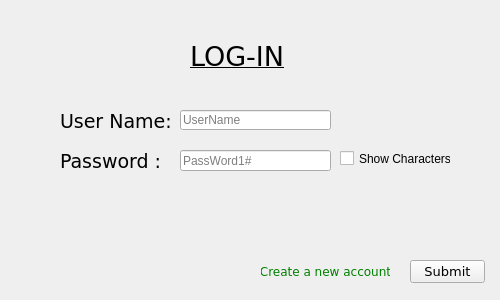
Qt form Project/ShoppingCartV11/loginchild.ui (Bhitt/Hitt_Branden_CIS17B_48037) before a commit.
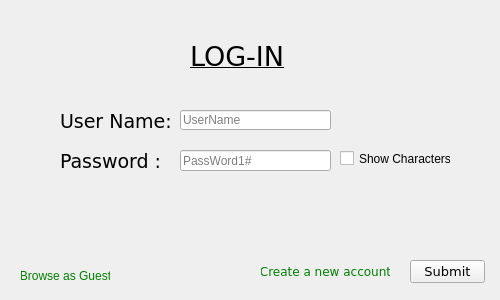
The same form after that commit. Icons and pictures are not drawn. Custom widgets are drawn as their Qt base class.

Commit message: Added a guest login

Diff of the .ui file:
```diff
--- a/Project/ShoppingCartV11/loginchild.ui
+++ b/Project/ShoppingCartV11/loginchild.ui
@@ -192,6 +192,25 @@
     <string/>
    </property>
   </widget>
+  <widget class="QPushButton" name="guest">
+   <property name="geometry">
+    <rect>
+     <x>20</x>
+     <y>260</y>
+     <width>91</width>
+     <height>31</height>
+    </rect>
+   </property>
+   <property name="styleSheet">
+    <string notr="true">color: green;</string>
+   </property>
+   <property name="text">
+    <string>Browse as Guest</string>
+   </property>
+   <property name="flat">
+    <bool>true</bool>
+   </property>
+  </widget>
  </widget>
  <customwidgets>
   <customwidget>
```
The commit also changes 38 other files.
